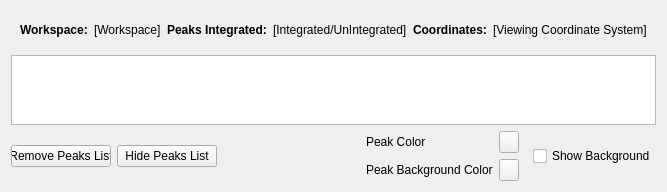
This is Code/Mantid/MantidQt/SliceViewer/inc/MantidQtSliceViewer/PeaksWorkspaceWidget.ui in mantidproject/mantid as Qt 5 draws it before an edit. The edited form follows.
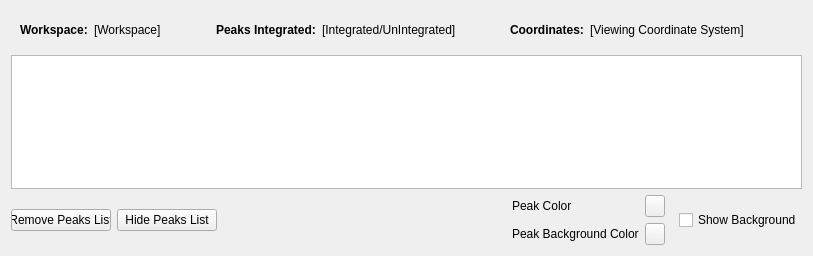
This is the edited form.

Commit message: refs #6381. Concrete peaks presenter does sorting

```diff
--- a/Code/Mantid/MantidQt/SliceViewer/inc/MantidQtSliceViewer/PeaksWorkspaceWidget.ui
+++ b/Code/Mantid/MantidQt/SliceViewer/inc/MantidQtSliceViewer/PeaksWorkspaceWidget.ui
@@ -6,8 +6,8 @@
    <rect>
     <x>0</x>
     <y>0</y>
-    <width>654</width>
-    <height>175</height>
+    <width>813</width>
+    <height>256</height>
    </rect>
   </property>
   <property name="sizePolicy">
@@ -144,6 +144,9 @@
        <property name="selectionBehavior">
         <enum>QAbstractItemView::SelectRows</enum>
        </property>
+       <property name="sortingEnabled">
+        <bool>true</bool>
+       </property>
        <attribute name="horizontalHeaderStretchLastSection">
         <bool>true</bool>
        </attribute>
```
The commit also changes 9 other files.
